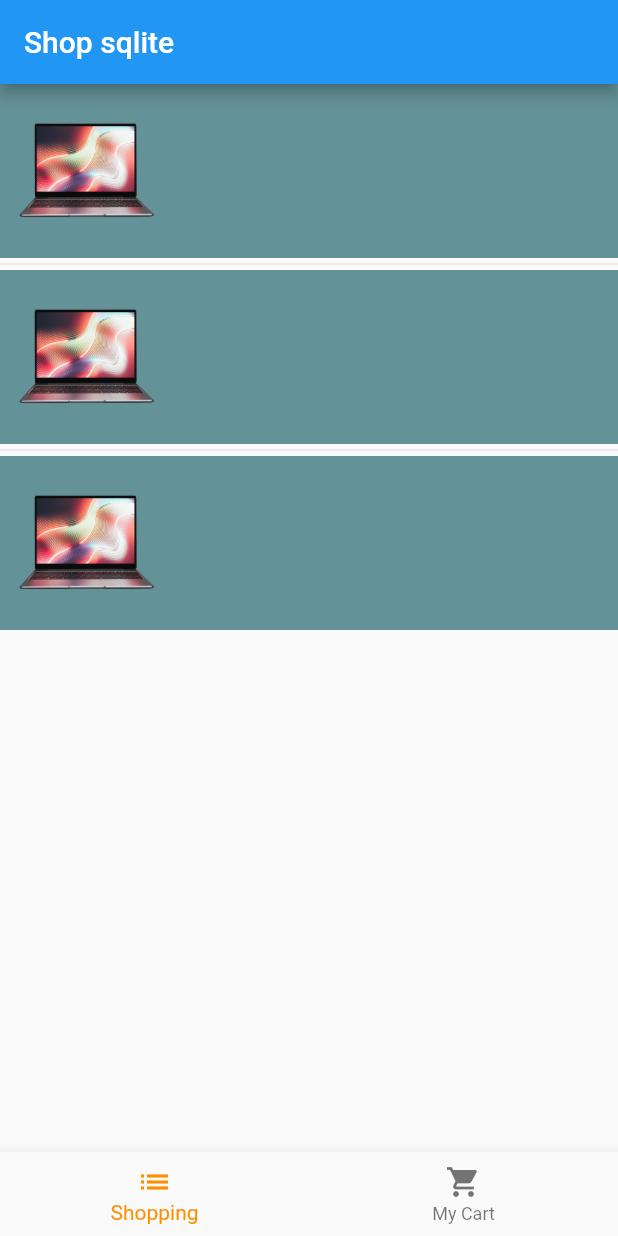
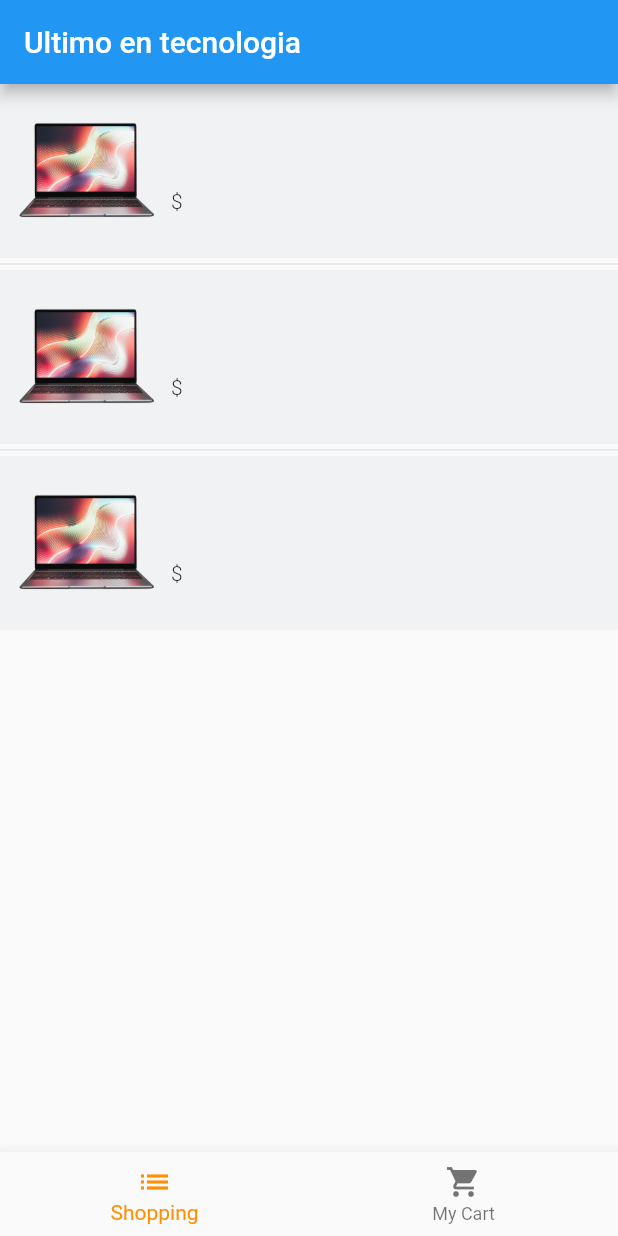
Before and after one commit to jazminasaleh/carrito-compras, a Flutter app: the MyHomePage screen opened directly, on a phone screen of 412 x 824 dp. Run offline on Flutter 3.47's test engine with Material 2 defaults, Android fonts, the phone set to English and light mode, and no system bars; our stand-ins replace sqflite; missing offline and left inert: dart:ffi; accounts and stored records are empty; statements that could not run were skipped.

Commit message:
CRUD terminado

```diff
--- a/lib/main.dart
+++ b/lib/main.dart
@@ -1,6 +1,8 @@
 import 'package:carro_comprasa/my_cart.dart';
+import 'package:carro_comprasa/notifier.dart';
 import 'package:carro_comprasa/products_list.dart';
 import 'package:flutter/material.dart';
+import 'package:provider/provider.dart';
 
 void main() => runApp(MyApp());
 
@@ -8,8 +10,12 @@ class MyApp extends StatelessWidget {
   @override
   Widget build(BuildContext context) {
     return MaterialApp(
+      debugShowCheckedModeBanner: false,
       home: Scaffold(
-          body: MyHomePage()),
+          body:
+          ChangeNotifierProvider(
+            create: (context) => CartNotifier(),
+            child: MyHomePage())),
     );
   }
 }
@@ -27,9 +33,10 @@ class _MyHomePageState extends State<MyHomePage> {
   Widget build(BuildContext context) {
     return Scaffold(
       appBar: AppBar(
-        title: const Text('Shop sqlite'),
+        title: const Text('Ultimo en tecnologia'),
       ),
-      body:_selectedIndex == 0 ? ProductsList() : MyCart(),
+      body:
+      _selectedIndex == 0 ? ProductsList() : MyCart(),
       bottomNavigationBar: BottomNavigationBar(
         items: const [
           BottomNavigationBarItem(
--- a/lib/products_list.dart
+++ b/lib/products_list.dart
@@ -4,9 +4,9 @@ import 'package:flutter/material.dart';
 
 class ProductsList extends StatelessWidget {
   var products = [
-    Product(1, "laptop1", "un laptop muy eficinete", 2000),
-    Product(2, "laptop2", "Este laptop esta en decuento", 1500),
-    Product(3, "laptop3", "un laptop mas caro", 8000),
+    Product(1, "Laptop samsung", "un laptop muy eficinete", 2000),
+    Product(2, "Laptop hp", "Este laptop esta en descuento", 1500),
+    Product(3, "Laptop Asus", "un laptop mas caro", 8000),
   ];
   @override
   Widget build(BuildContext context) {
@@ -15,7 +15,7 @@ class ProductsList extends StatelessWidget {
           return GestureDetector(
             child: Container(
               child: _ProductItem(products[index]),
-              color: Color.fromARGB(255, 99, 146, 152),
+              color: Color.fromARGB(255, 240, 242, 243),
             ),
             onTap: () async {
               print('hola');
@@ -60,9 +60,10 @@ class _ProductItem extends StatelessWidget {
           Column(
             crossAxisAlignment: CrossAxisAlignment.start,
             children: [
-              Text(product.name),
+              Text(product.name, style: TextStyle(fontWeight: FontWeight.bold),),
+              SizedBox(height: 8,),
               Text(product.description),
-              Text(product.price.toString()),
+              Text("\$"+product.price.toString(), style: TextStyle(fontWeight: FontWeight.w300),),
             ],
           )
         ],
```
Also changed, not shown: lib/my_cart.dart (+93 -13 lines), lib/shpo_database.dart (+33 -1 lines), 1 other file.
